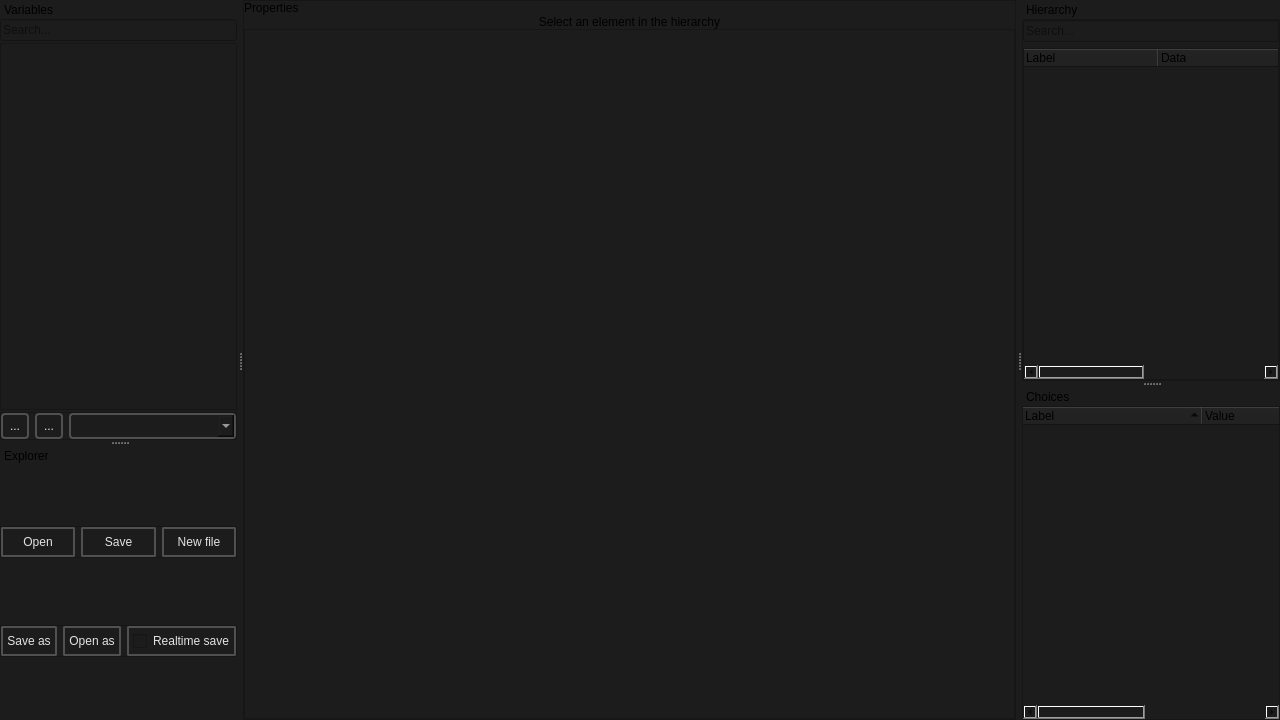
Before: the Qt Designer form src/smartprop_editor/main.ui in dertwist/Hammer5Tools, drawn with Qt 5.
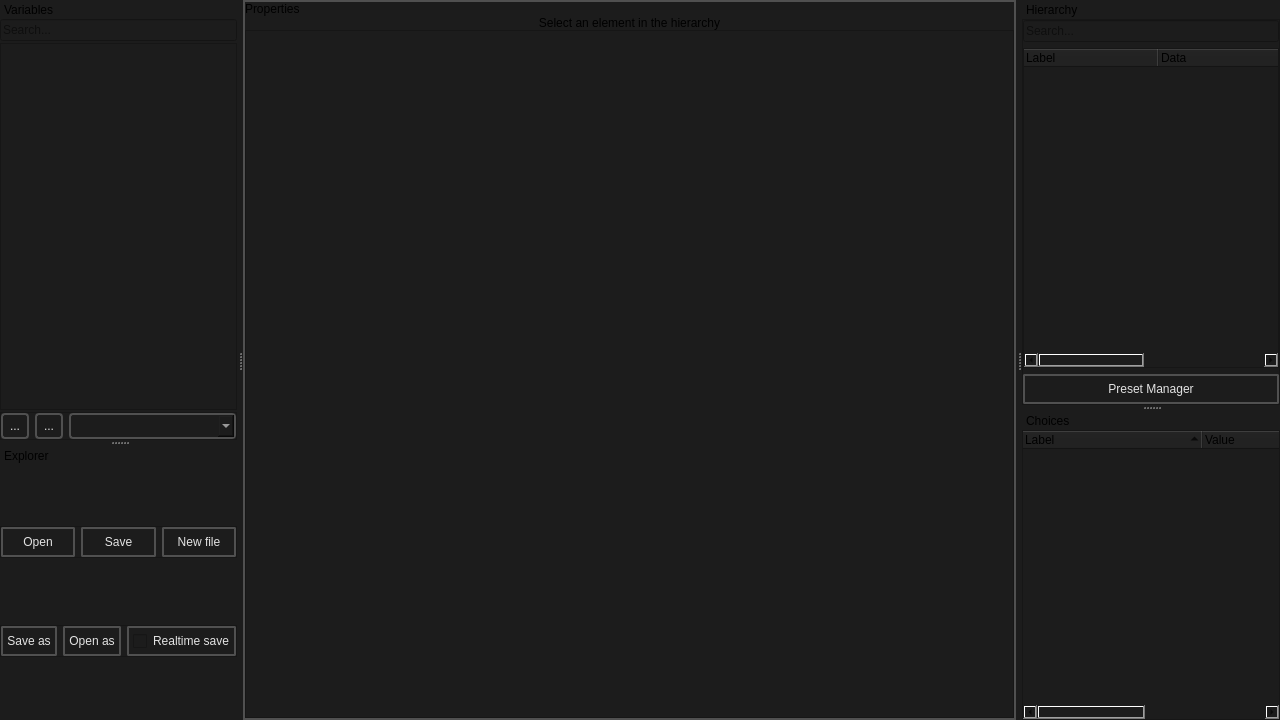
After: the same form once the commit is applied. Icons and pictures are not drawn.

Commit message: [SPE] fixed connection in the explorer. Added preset manage button and function

```diff
--- a/src/smartprop_editor/main.ui
+++ b/src/smartprop_editor/main.ui
@@ -36,7 +36,13 @@
     <item>
      <widget class="QFrame" name="frame_9">
       <property name="styleSheet">
-       <string notr="true"/>
+       <string notr="true">        QFrame#frame_9 {
+            border: 2px solid black; 
+            border-color: rgba(80, 80, 80, 255);
+        }
+        QFrame#frame_9 QLabel {
+            border: 0px solid black; 
+        }</string>
       </property>
       <property name="frameShape">
        <enum>QFrame::Shape::StyledPanel</enum>
@@ -99,8 +105,8 @@
            <rect>
             <x>0</x>
             <y>0</y>
-            <width>730</width>
-            <height>702</height>
+            <width>725</width>
+            <height>700</height>
            </rect>
           </property>
           <property name="styleSheet">
@@ -305,6 +311,58 @@
           </column>
          </widget>
         </item>
+        <item>
+         <widget class="QPushButton" name="preset_manager_button">
+          <property name="toolTip">
+           <string>&lt;html&gt;&lt;head/&gt;&lt;body&gt;&lt;p&gt;Ctrl + N&lt;/p&gt;&lt;/body&gt;&lt;/html&gt;</string>
+          </property>
+          <property name="styleSheet">
+           <string notr="true">
+    /* QPushButton default and hover styles */
+    QPushButton {
+
+        font: 580 9pt &quot;Segoe UI&quot;;
+	
+
+        border: 2px solid black;
+        border-radius: 2px;
+        border-color: rgba(80, 80, 80, 255);
+        height:22px;
+        padding-top: 2px;
+        padding-bottom:2px;
+        padding-left: 4px;
+        padding-right: 4px;
+        color: #E3E3E3;
+        background-color: #1C1C1C;
+    }
+    QPushButton:hover {
+        background-color: #414956;
+        color: white;
+    }
+    QPushButton:pressed {
+        background-color: red;
+        background-color: #1C1C1C;
+        margin: 1 px;
+        margin-left: 2px;
+        margin-right: 2px;
+
+    }</string>
+          </property>
+          <property name="text">
+           <string>Preset Manager</string>
+          </property>
+          <property name="icon">
+           <iconset resource="../resources.qrc">
+            <normaloff>:/icons/schema_24dp_9D9D9D_FILL0_wght400_GRAD0_opsz24.png</normaloff>:/icons/schema_24dp_9D9D9D_FILL0_wght400_GRAD0_opsz24.png</iconset>
+          </property>
+          <property name="iconSize">
+           <size>
+            <width>20</width>
+            <height>20</height>
+           </size>
+          </property>
+         </widget>
+        </item>
        </layout>
       </widget>
      </item>
```
Left out of the diff: 4 changed lines with no effect on the pictures. The commit also changes 6 other files.
